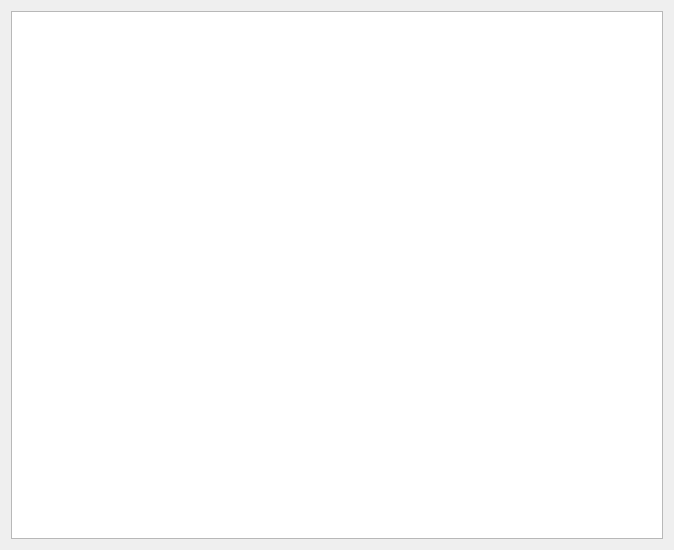
Before: the Qt Designer form videowidget.ui in jjzhang166/DvrUI, drawn with Qt 5.
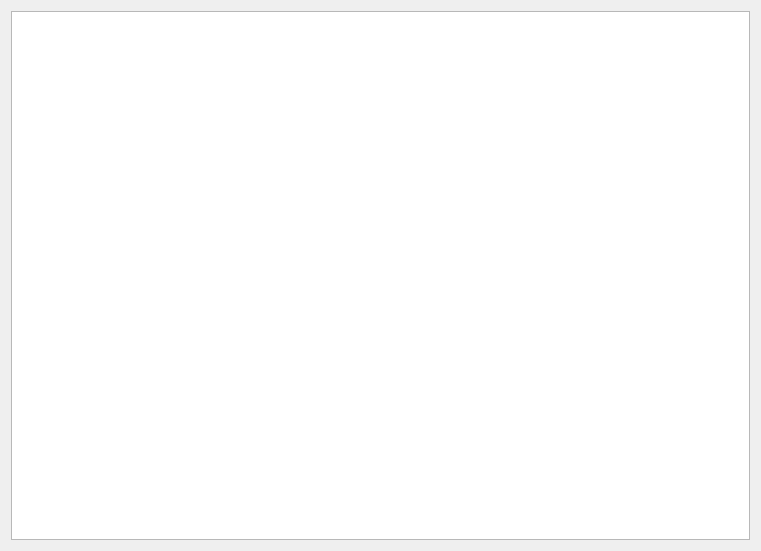
After: the same form once the commit is applied.

Diff of the .ui file:
```diff
--- a/videowidget.ui
+++ b/videowidget.ui
@@ -6,8 +6,8 @@
    <rect>
     <x>0</x>
     <y>0</y>
-    <width>674</width>
-    <height>550</height>
+    <width>761</width>
+    <height>551</height>
    </rect>
   </property>
   <property name="windowTitle">
```
